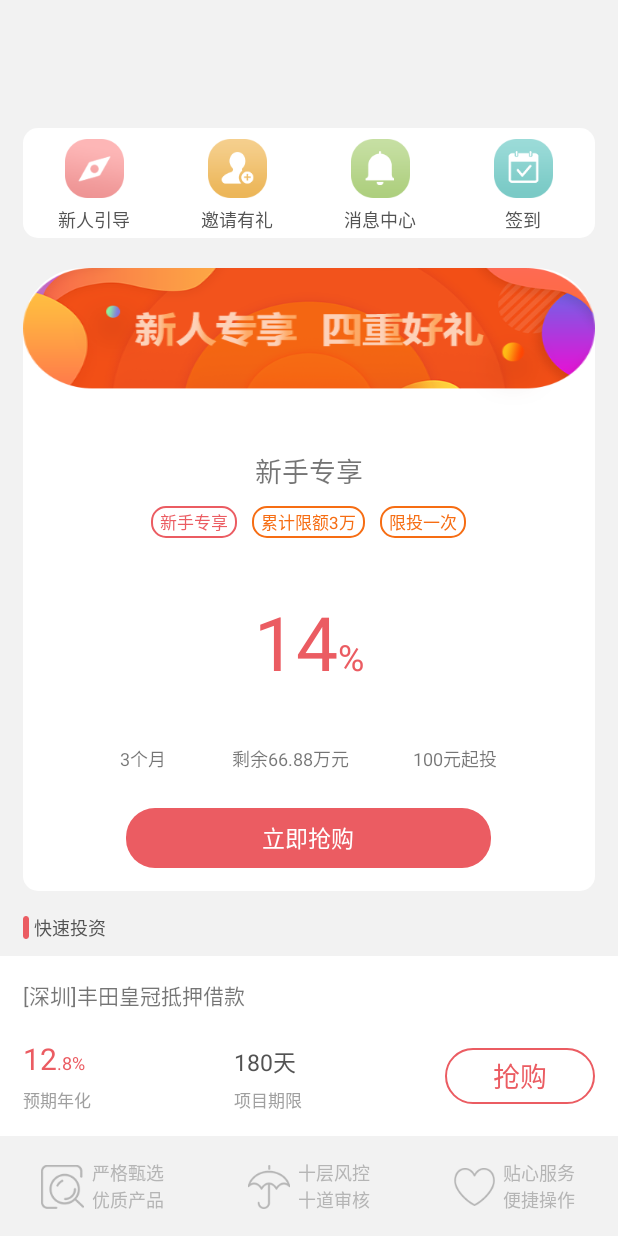
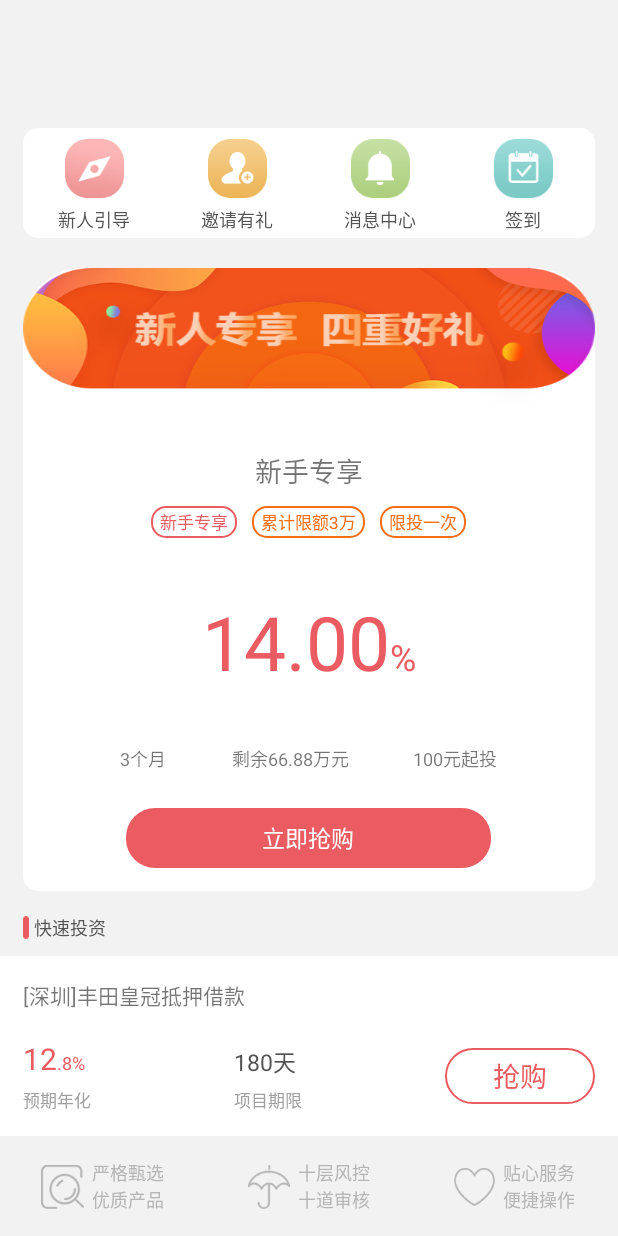
Before and after one commit to huihui-Android/xidaiw, an Android app: the layout fragment_index.xml on its own in the app's theme, with its tools: preview values and no code run, scrolled down 118 dp, on a phone screen of 412 x 824 dp. Run offline under Robolectric (Android 15) with nearby library versions, the phone set to English and light mode, and no system bars; plain views replace AutoScrollViewPager.

```diff
--- a/app/src/main/AndroidManifest.xml
+++ b/app/src/main/AndroidManifest.xml
@@ -43,7 +43,8 @@
         android:label="喜袋网_原生"
         android:supportsRtl="true"
         android:theme="@style/AppTheme">
-        <activity android:name="xidaiw.index.activity.MainActivity">
+        <activity android:name="xidaiw.index.activity.MainActivity"
+            android:launchMode="singleTask">
             <intent-filter>
                 <action android:name="android.intent.action.MAIN" />
 
--- a/app/src/main/res/layout/fragment_index.xml
+++ b/app/src/main/res/layout/fragment_index.xml
@@ -196,10 +196,10 @@
                     android:orientation="horizontal">
 
                     <TextView
-
+                        android:id="@+id/tv_newhand_interest"
                         android:layout_width="wrap_content"
                         android:layout_height="wrap_content"
-                        android:text="14"
+                        android:text="14.00"
                         android:textColor="@color/primary"
                         android:textSize="50sp" />
 
@@ -220,6 +220,7 @@
                     android:orientation="horizontal">
 
                     <TextView
+                        android:id="@+id/tv_newhand_duration"
                         android:layout_width="wrap_content"
                         android:layout_height="wrap_content"
                         android:layout_weight="1"
@@ -228,6 +229,7 @@
                         android:textSize="@dimen/ps" />
 
                     <TextView
+                        android:id="@+id/tv_newhand_remain"
                         android:layout_width="wrap_content"
                         android:layout_height="wrap_content"
                         android:layout_weight="1"
@@ -385,6 +387,7 @@
                     </LinearLayout>
 
                     <Button
+                        android:id="@+id/btn_buyNow"
                         style="?android:attr/borderlessButtonStyle"
                         android:layout_width="100dp"
                         android:layout_height="37dp"
--- a/app/src/main/res/layout/fragment_mine.xml
+++ b/app/src/main/res/layout/fragment_mine.xml
@@ -4,8 +4,8 @@
         android:layout_height="match_parent"
         android:background="@color/background"
         >
-
         <ScrollView
+            android:id="@+id/sv_mine"
             android:scrollbars="none"
             android:layout_width="match_parent"
             android:layout_height="match_parent">
@@ -346,7 +346,7 @@
             </LinearLayout>
         </ScrollView>
         <RelativeLayout
-
+            android:visibility="visible"
             android:id="@+id/rlLogin"
             android:background="#55000000"
             android:layout_width="match_parent"
@@ -358,7 +358,6 @@
                 android:layout_height="100dp">
                 <Button
                     android:clickable="true"
-                android:focusableInTouchMode="true"
                     android:id="@+id/btn_login"
                     android:layout_centerHorizontal="true"
                     android:layout_marginTop="30dp"
@@ -372,6 +371,5 @@
                     android:textColor="#ffffff"
                     android:text="登录/注册"/>
             </RelativeLayout>
-
         </RelativeLayout>
     </RelativeLayout>
```
Also changed, not shown: app/src/main/java/xidaiw/util/DensityUtil.java (added, +26 -0 lines). Lines whose indentation alone changed are shown as unchanged.
